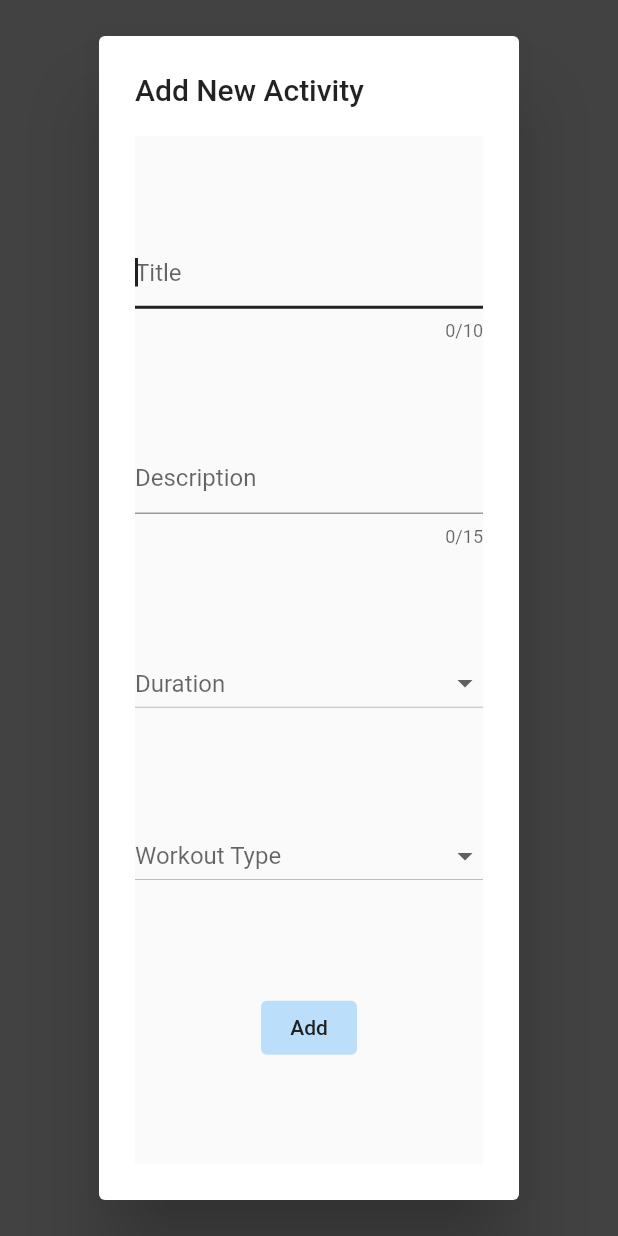
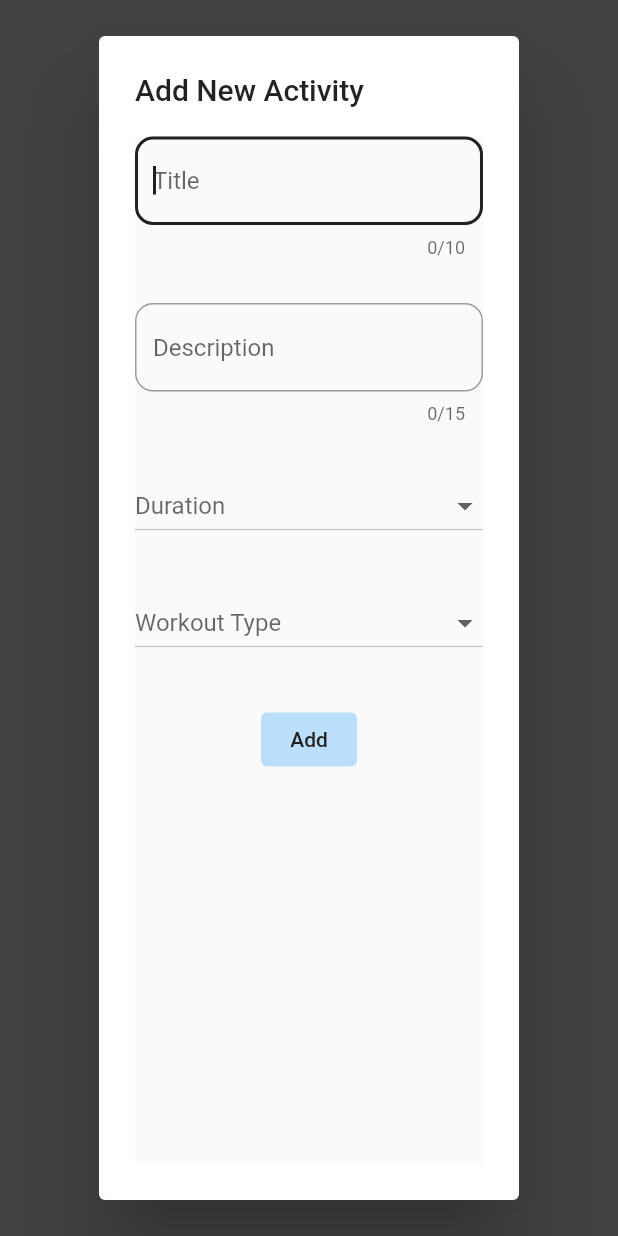
Before and after one commit to Abdouuul/MyFitnessApp---Flutter-Project, a Flutter app: the screen it shows after launch, item 3 of the bottom bar chosen, after a tap on the "add" icon, on a phone screen of 412 x 824 dp. Run offline on Flutter 3.47's test engine with Material 2 defaults, Android fonts, the phone set to English and light mode, and no system bars; our stand-ins replace cloud_firestore, firebase_core; missing offline and left inert: dart:ffi; accounts and stored records are empty; network calls fail.

Commit message:
Profile and Profile editing finished !

```diff
--- a/lib/Pages/addModal.dart
+++ b/lib/Pages/addModal.dart
@@ -17,22 +17,42 @@ class AddModal extends StatelessWidget {
 
   @override
   Widget build(BuildContext context) => Scaffold(
-          body: Column(
+      body: SingleChildScrollView(
+          keyboardDismissBehavior: ScrollViewKeyboardDismissBehavior.onDrag,
+          child: Column(
             mainAxisAlignment: MainAxisAlignment.spaceEvenly,
+            mainAxisSize: MainAxisSize.max,
             children: <Widget>[
               TextField(
                 controller: _nameController,
                 autofocus: true,
                 maxLength: 10,
                 maxLines: 1,
-            decoration: const InputDecoration(hintText: 'Title'),
+                decoration: InputDecoration(
+                  hintText: 'Title',
+                  border: OutlineInputBorder(
+                    borderRadius: BorderRadius.circular(12),
+                  ),
+                ),
+              ),
+              const SizedBox(
+                height: 30,
               ),
               TextField(
                 controller: _descriptionController,
                 maxLength: 15,
-            decoration: const InputDecoration(hintText: 'Description'),
+                decoration: InputDecoration(
+                  hintText: 'Description',
+                  border: OutlineInputBorder(
+                    borderRadius: BorderRadius.circular(12),
+                  ),
+                ),
+              ),
+              const SizedBox(
+                height: 30,
               ),
               DropdownButton(
+                dropdownColor: Colors.blue,
                 hint: const Text('Duration'),
                 isExpanded: true,
                 alignment: Alignment.centerLeft,
@@ -51,7 +71,11 @@ class AddModal extends StatelessWidget {
                   );
                 }).toList(),
               ),
+              const SizedBox(
+                height: 30,
+              ),
               DropdownButton(
+                dropdownColor: Colors.blue,
                 hint: const Text('Workout Type'),
                 isExpanded: true,
                 onChanged: (String? newValue) {
@@ -70,6 +94,9 @@ class AddModal extends StatelessWidget {
                   );
                 }).toList(),
               ),
+              const SizedBox(
+                height: 30,
+              ),
               TextButton(
                   style: ButtonStyle(
                     backgroundColor:
@@ -86,5 +113,5 @@ class AddModal extends StatelessWidget {
                       },
                   child: const Text('Add')),
             ],
-      ));
+          )));
 }
--- a/lib/services/profileService.dart
+++ b/lib/services/profileService.dart
@@ -30,13 +30,15 @@ class ProfileService {
     }
   }
 
-  void updateActivity(User user) {
+  void updateUser(User user) {
     profilesRef.doc(user.id).update({
       'firstName': user.firstName,
       'lastName': user.lastName,
       'imageUrl': user.imageUrl,
       'weight': user.weight,
       'height': user.height,
+      'age': user.age,
+      'email': user.email,
     });
   }
 }
--- a/lib/widgets/ProfileCard.dart
+++ b/lib/widgets/ProfileCard.dart
@@ -12,12 +12,13 @@ class ProfileCard extends StatelessWidget {
   Widget build(BuildContext context) {
     return Center(
         child: Column(
-      children: [
-        Stack(children: [
+      children: <Widget>[
+        Stack(children: <Widget>[
           buildImage(),
           buildEditButton(),
         ]),
         buildUserDetails(context),
+        buildDetails(context)
       ],
     ));
   }
@@ -89,4 +90,34 @@ class ProfileCard extends StatelessWidget {
       ),
     );
   }
+
+  Widget buildDetails(BuildContext context) {
+    return Container(
+        padding: const EdgeInsets.all(20),
+        margin: const EdgeInsets.only(top: 20),
+        width: MediaQuery.of(context).size.width - 30,
+        decoration: BoxDecoration(
+          borderRadius: const BorderRadius.all(Radius.circular(10)),
+          boxShadow: const [BoxShadow(color: Colors.grey, blurRadius: 10)],
+          color: Colors.grey[50],
+        ),
+        child: Column(children: <Widget>[
+          Row(
+            children: <Widget>[
+              const Expanded(
+                  flex: 1, child: Icon(Icons.monitor_weight_outlined)),
+              const Expanded(flex: 6, child: Text("Weight")),
+              Expanded(flex: 2, child: Text(user.weight.toString() + " Kg")),
+            ],
+          ),
+          const SizedBox(height: 10),
+          Row(
+            children: <Widget>[
+              const Expanded(flex: 1, child: Icon(Icons.height)),
+              const Expanded(flex: 6, child: Text("Height")),
+              Expanded(flex: 2, child: Text(user.height.toString() + " Cm")),
+            ],
+          ),
+        ]));
+  }
 }
```
Also changed, not shown: lib/Pages/editProfile.dart (added, +143 -0 lines), lib/Pages/profilePage.dart (+7 -4 lines). Lines whose indentation alone changed are shown as unchanged.
